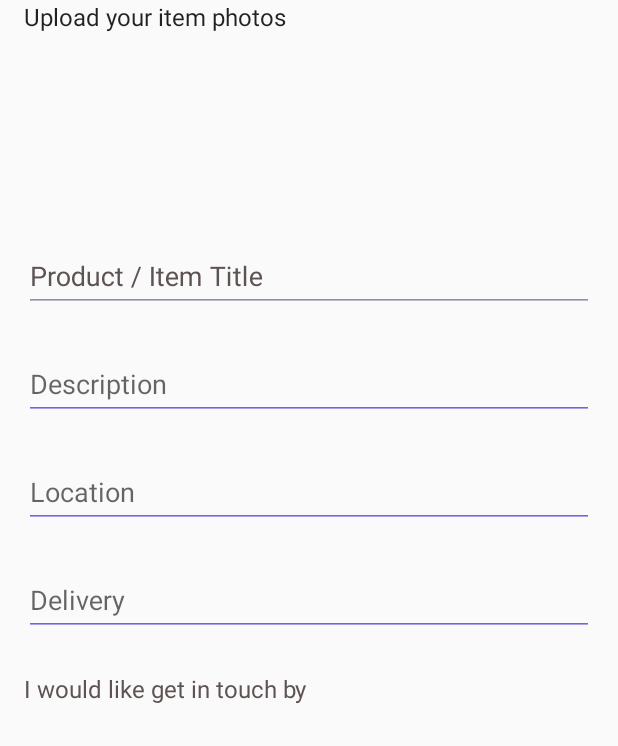
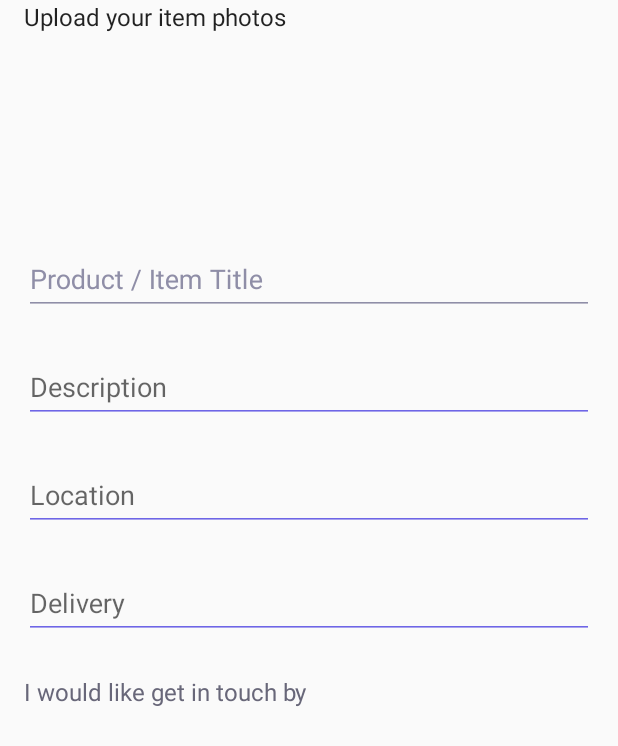
Before and after one commit to brunogabriel/FreeStuffs-Android, an Android app: the fragment DonateFragment shown on its own in the app's theme, on a phone screen of 412 x 824 dp. Shown: the top 746 px of the screen. Run offline under Robolectric (Android 15) with nearby library versions, the phone set to English and light mode, and no system bars; our stand-ins replace ButterKnife.

Commit message:
Added structure on forms

```diff
--- a/FriendlyDonations/app/src/main/java/br/com/friendlydonations/managers/BaseFragment.java
+++ b/FriendlyDonations/app/src/main/java/br/com/friendlydonations/managers/BaseFragment.java
@@ -1,9 +1,11 @@
 package br.com.friendlydonations.managers;
 
 
+import android.graphics.Typeface;
 import android.os.Bundle;
 import android.support.annotation.Nullable;
 import android.support.v4.app.Fragment;
+import android.widget.TextView;
 
 /**
  * Created by brunogabriel on 8/27/16.
@@ -17,4 +19,12 @@ public abstract class BaseFragment extends Fragment {
         super.onCreate(savedInstanceState);
     }
 
-    public abstract void initUI();}
+    public abstract void initUI();
+
+    protected void setTypeface (Typeface mTypeface, TextView mTextView) {
+        if (mTypeface != null && mTextView != null) {
+            mTextView.setTypeface(mTypeface);
+        }
+    }
+
+}
--- a/FriendlyDonations/app/src/main/java/br/com/friendlydonations/views/activities/MainActivity.java
+++ b/FriendlyDonations/app/src/main/java/br/com/friendlydonations/views/activities/MainActivity.java
@@ -9,7 +9,6 @@ import android.support.design.widget.CoordinatorLayout;
 import android.support.design.widget.FloatingActionButton;
 import android.support.design.widget.TabLayout;
 import android.support.v4.view.ViewPager;
-import android.support.v7.widget.AppCompatTextView;
 import android.support.v7.widget.Toolbar;
 import android.util.Log;
 import android.view.LayoutInflater;
--- a/FriendlyDonations/app/src/main/java/br/com/friendlydonations/views/fragments/DonateFragment.java
+++ b/FriendlyDonations/app/src/main/java/br/com/friendlydonations/views/fragments/DonateFragment.java
@@ -3,30 +3,47 @@ package br.com.friendlydonations.views.fragments;
 /**
  * Created by brunogabriel on 9/19/16.
  */
+import android.graphics.Typeface;
 import android.os.Bundle;
+import android.renderscript.Type;
+import android.support.v7.widget.AppCompatEditText;
+import android.text.Editable;
+import android.text.TextWatcher;
 import android.view.LayoutInflater;
 import android.view.Menu;
 import android.view.MenuInflater;
 import android.view.MenuItem;
 import android.view.View;
 import android.view.ViewGroup;
+import android.widget.EditText;
+import android.widget.TextView;
 
 import br.com.friendlydonations.R;
 import br.com.friendlydonations.managers.BaseFragment;
+import br.com.friendlydonations.utils.TypefaceMaker;
+import butterknife.BindView;
 import butterknife.ButterKnife;
 
 /**
  * Created by brunogabriel on 8/27/16.
  */
-public class DonateFragment extends BaseFragment {
+public class DonateFragment extends BaseFragment implements View.OnFocusChangeListener{
 
     // Views
     protected View rootView;
+
+    // Typefaces
+    Typeface mRobotoLight;
+    Typeface mMonserratRegular;
+
+    @BindView(R.id.etProductItemTitle) AppCompatEditText etProductItemTitle;
+
 
     @Override
     public View onCreateView(LayoutInflater inflater, ViewGroup container, Bundle savedInstanceState) {
         // mainActivity = (MainActivity) getActivity();
         rootView = inflater.inflate(R.layout.fragment_donate, container, false);
+        initTypefaces();
         ButterKnife.bind(this, rootView);
         //setHasOptionsMenu(true);
         initUI();
@@ -34,7 +51,14 @@ public class DonateFragment extends BaseFragment {
     }
 
     @Override
-    public void initUI() {}
+    public void initUI() {
+        etProductItemTitle.setOnFocusChangeListener(this);
+    }
+
+    public void initTypefaces() {
+        mMonserratRegular = TypefaceMaker.createTypeFace(getActivity(), TypefaceMaker.FontFamily.MontserratRegular);
+        mRobotoLight = TypefaceMaker.createTypeFace(getActivity(), TypefaceMaker.FontFamily.RobotoLight);
+    }
 
     @Override
     public void onCreateOptionsMenu(Menu menu, MenuInflater inflater) {
@@ -54,4 +78,16 @@ public class DonateFragment extends BaseFragment {
         }
 
     }
+
+    @Override
+    public void onFocusChange(View view, boolean hasFocus) {
+
+        if (view instanceof AppCompatEditText) {
+            if (hasFocus) {
+                setTypeface(mMonserratRegular, (TextView)view);
+            } else {
+                setTypeface(mRobotoLight, (TextView)view);
+            }
+        }
+    }
 }
--- a/FriendlyDonations/app/src/main/res/layout/fragment_donate.xml
+++ b/FriendlyDonations/app/src/main/res/layout/fragment_donate.xml
@@ -33,12 +33,13 @@
         android:layout_height="wrap_content">
 
         <android.support.design.widget.TextInputLayout
+            app:theme="@style/FriendlyDonationsTheme.FloatingEditText"
+            app:hintTextAppearance="@style/FriendlyDonationsTheme.FloatingEditText.Hint"
             android:id="@+id/tiProductItemTitle"
-            app:theme="@style/FriendlyDonationsTheme.FloatingEditText"
             android:layout_width="match_parent"
             android:layout_height="wrap_content">
 
-            <EditText
+            <android.support.v7.widget.AppCompatEditText
                 android:id="@+id/etProductItemTitle"
                 android:layout_width="match_parent"
                 android:layout_height="wrap_content"
@@ -98,7 +99,6 @@
             android:layout_width="match_parent"
             android:layout_height="wrap_content" />
 
-
     </LinearLayout>
 
 
--- a/FriendlyDonations/app/src/main/res/values-v21/styles.xml
+++ b/FriendlyDonations/app/src/main/res/values-v21/styles.xml
@@ -30,13 +30,18 @@
     </style>
 
     <style name="FriendlyDonationsTheme.FloatingEditText" parent="FriendlyDonationsTheme">
+        <item name="android:colorControlNormal">@color/colorGraySubtitle</item>          <!-- Line Bottom Deactivated -->
+        <item name="android:colorControlActivated">@color/colorPallet2</item>       <!-- Line Bottom Actived -->
+        <item name="android:textColorHighlight">@color/colorGray300</item>     <!-- Text Selected to Copy -->
+        <item name="android:textColorHint">@color/colorGraySubtitle</item>               <!-- Color Hint Not Actived -->
+        <item name="android:textColorPrimary">@color/colorPallet2</item>            <!-- Text Inserted -->
+    </style>
+
+    <style name="FriendlyDonationsTheme.FloatingEditText.Hint" parent="TextAppearance.AppCompat">
+        <item name="android:textColorHint">@color/colorGraySubtitle</item>
+        <item name="android:colorAccent">@color/colorPallet2</item>
         <item name="android:colorControlNormal">@color/colorGraySubtitle</item>
         <item name="android:colorControlActivated">@color/colorPallet2</item>
-        <item name="android:colorControlHighlight">@color/colorPallet2</item>
-        <item name="android:colorAccent">@color/colorPallet2</item>
-        <item name="android:textColorHint">@color/colorPallet2</item>
-        <item name="android:colorPrimary">@color/colorPallet2</item>
-        <item name="android:colorPrimaryDark">@color/colorPallet2</item>
     </style>
 
 </resources>
--- a/FriendlyDonations/app/src/main/res/values/colors.xml
+++ b/FriendlyDonations/app/src/main/res/values/colors.xml
@@ -8,7 +8,7 @@
     <color name="colorAccent">#FF4844</color>
     <color name="colorPallet1">#1BB7CD</color>
     <color name="colorPallet1Light">#8ae4f0</color>
-    <color name="colorPallet2">#5D5352</color>
+    <color name="colorPallet2">#686779</color>
 
     <!-- Simple Colors -->
     <color name="colorWhite">#fff</color>
@@ -17,7 +17,7 @@
     <!-- Gray Colors -->
     <color name="colorGray">#A4A3B1</color>
     <color name="colorGraySubtitle">#8F8EA7</color>
-
+    <color name="colorGray300">#E0E0E0</color>
 
     <color name="colorYellow">#FFD85C</color>
 
--- a/FriendlyDonations/app/src/main/res/values/styles.xml
+++ b/FriendlyDonations/app/src/main/res/values/styles.xml
@@ -22,13 +22,18 @@
     </style>
 
     <style name="FriendlyDonationsTheme.FloatingEditText" parent="FriendlyDonationsTheme">
+        <item name="colorControlNormal">@color/colorGraySubtitle</item>          <!-- Line Bottom Deactivated -->
+        <item name="colorControlActivated">@color/colorPallet2</item>       <!-- Line Bottom Actived -->
+        <item name="android:textColorHighlight">@color/colorGray300</item>     <!-- Text Selected to Copy -->
+        <item name="android:textColorHint">@color/colorGraySubtitle</item>               <!-- Color Hint Not Actived -->
+        <item name="android:textColorPrimary">@color/colorPallet2</item>            <!-- Text Inserted -->
+    </style>
+
+    <style name="FriendlyDonationsTheme.FloatingEditText.Hint" parent="TextAppearance.AppCompat">
+        <item name="android:textColorHint">@color/colorGraySubtitle</item>
+        <item name="colorAccent">@color/colorPallet2</item>
         <item name="colorControlNormal">@color/colorGraySubtitle</item>
         <item name="colorControlActivated">@color/colorPallet2</item>
-        <item name="colorControlHighlight">@color/colorPallet2</item>
-        <item name="colorAccent">@color/colorPallet2</item>
-        <item name="colorPrimary">@color/colorPallet2</item>
-        <item name="colorPrimaryDark">@color/colorPallet2</item>
-
     </style>
 
 
```
